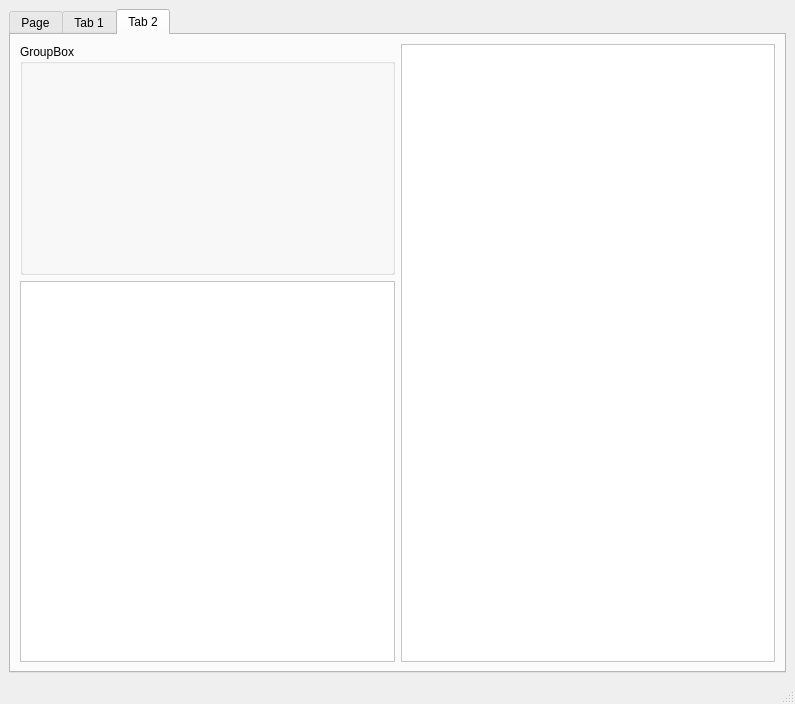
Qt form pokedex.ui (RemiGuillard/poketroll) before a commit.
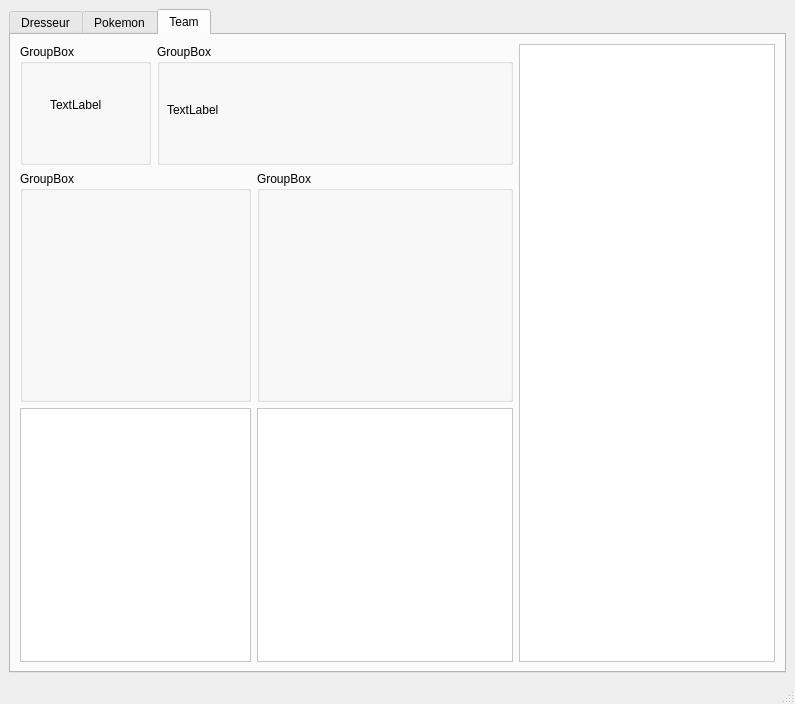
The same form after that commit. The open tabs and pages were chosen to show the change.

Commit message: Mise a jour de l'interface pour les equipes

Diff of the .ui file:
```diff
--- a/pokedex.ui
+++ b/pokedex.ui
@@ -25,8 +25,8 @@
      <widget class="QTabWidget" name="tabWidget">
       <property name="minimumSize">
        <size>
-        <width>450</width>
-        <height>517</height>
+        <width>777</width>
+        <height>643</height>
        </size>
       </property>
       <property name="palette">
@@ -98,7 +98,7 @@
       </property>
       <widget class="QWidget" name="tab_3">
        <attribute name="title">
-        <string>Page</string>
+        <string>Dresseur</string>
        </attribute>
        <widget class="QPushButton" name="pushButton">
         <property name="geometry">
@@ -116,7 +116,7 @@
       </widget>
       <widget class="QWidget" name="tab">
        <attribute name="title">
-        <string>Tab 1</string>
+        <string>Pokemon</string>
        </attribute>
        <layout class="QGridLayout" name="gridLayout">
         <item row="0" column="0">
@@ -227,33 +227,120 @@
       </widget>
       <widget class="QWidget" name="tab_2">
        <attribute name="title">
-        <string>Tab 2</string>
+        <string>Team</string>
        </attribute>
        <layout class="QGridLayout" name="gridLayout_2">
         <item row="0" column="0">
          <widget class="QGroupBox" name="groupBox_2">
           <property name="minimumSize">
            <size>
-            <width>221</width>
-            <height>231</height>
+            <width>131</width>
+            <height>121</height>
            </size>
           </property>
           <property name="title">
            <string>GroupBox</string>
           </property>
+          <widget class="QLabel" name="image">
+           <property name="geometry">
+            <rect>
+             <x>30</x>
+             <y>20</y>
+             <width>81</width>
+             <height>81</height>
+            </rect>
+           </property>
+           <property name="text">
+            <string>TextLabel</string>
+           </property>
+          </widget>
          </widget>
         </item>
-        <item row="0" column="1" rowspan="2">
-         <widget class="QTextBrowser" name="textBrowser_3">
+        <item row="0" column="1" colspan="2">
+         <widget class="QGroupBox" name="Equipe">
+          <property name="minimumSize">
+           <size>
+            <width>351</width>
+            <height>121</height>
+           </size>
+          </property>
+          <property name="title">
+           <string>GroupBox</string>
+          </property>
+          <widget class="QLabel" name="nomEquipe">
+           <property name="geometry">
+            <rect>
+             <x>10</x>
+             <y>20</y>
+             <width>321</width>
+             <height>91</height>
+            </rect>
+           </property>
+           <property name="text">
+            <string>TextLabel</string>
+           </property>
+          </widget>
+         </widget>
+        </item>
+        <item row="0" column="3" rowspan="3">
+         <widget class="QTextBrowser" name="pokemonList">
           <property name="enabled">
            <bool>false</bool>
           </property>
+          <property name="minimumSize">
+           <size>
+            <width>256</width>
+            <height>601</height>
+           </size>
+          </property>
          </widget>
         </item>
-        <item row="1" column="0">
-         <widget class="QTextBrowser" name="textBrowser_4">
+        <item row="1" column="0" colspan="2">
+         <widget class="QGroupBox" name="pokeData">
+          <property name="minimumSize">
+           <size>
+            <width>231</width>
+            <height>231</height>
+           </size>
+          </property>
+          <property name="title">
+           <string>GroupBox</string>
+          </property>
+         </widget>
+        </item>
+        <item row="1" column="2">
+         <widget class="QGroupBox" name="teamManagement">
+          <property name="minimumSize">
+           <size>
+            <width>251</width>
+            <height>231</height>
+           </size>
+          </property>
+          <property name="title">
+           <string>GroupBox</string>
+          </property>
+         </widget>
+        </item>
+        <item row="2" column="0" colspan="2">
+         <widget class="QTextBrowser" name="pokeTeamList">
           <property name="enabled">
            <bool>false</bool>
+          </property>
+          <property name="minimumSize">
+           <size>
+            <width>231</width>
+            <height>231</height>
+           </size>
+          </property>
+         </widget>
+        </item>
+        <item row="2" column="2">
+         <widget class="QListWidget" name="teamList">
+          <property name="minimumSize">
+           <size>
+            <width>251</width>
+            <height>231</height>
+           </size>
           </property>
          </widget>
         </item>
```
Left out of the diff: 6 changed lines with no effect on the pictures.
